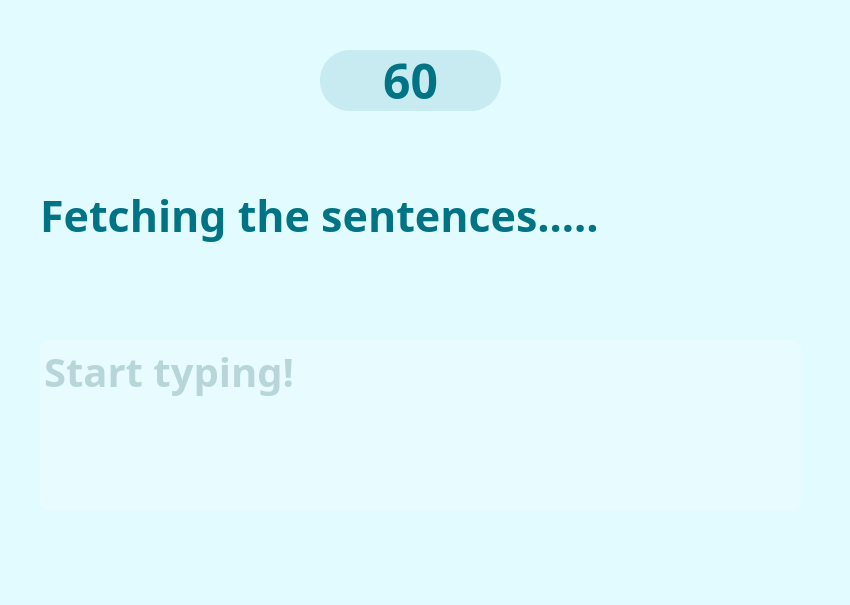
The window that ui/typinggame.ui (sreyasaju/typeRush) describes before a commit, drawn with Qt 5.
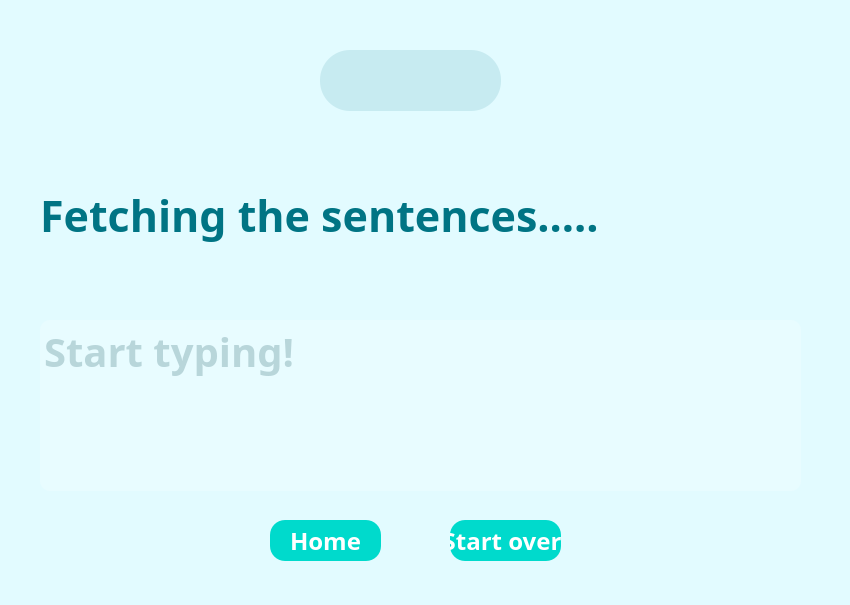
The same window after the commit.

The edit to the form file:
```diff
--- a/ui/typinggame.ui
+++ b/ui/typinggame.ui
@@ -97,7 +97,7 @@
 border-radius: 30px;</string>
      </property>
      <property name="text">
-      <string>60</string>
+      <string/>
      </property>
      <property name="alignment">
       <set>Qt::AlignmentFlag::AlignCenter</set>
@@ -110,7 +110,7 @@
      <property name="geometry">
       <rect>
        <x>50</x>
-       <y>340</y>
+       <y>320</y>
        <width>761</width>
        <height>171</height>
       </rect>
@@ -144,7 +144,7 @@
       <rect>
        <x>50</x>
        <y>120</y>
-       <width>751</width>
+       <width>761</width>
        <height>191</height>
       </rect>
      </property>
@@ -165,6 +165,70 @@
       <bool>true</bool>
      </property>
     </widget>
+    <widget class="QPushButton" name="restartbutton">
+     <property name="geometry">
+      <rect>
+       <x>460</x>
+       <y>520</y>
+       <width>111</width>
+       <height>41</height>
+      </rect>
+     </property>
+     <property name="font">
+      <font>
+       <family>Baloo Chettan 2</family>
+       <pointsize>18</pointsize>
+       <bold>true</bold>
+      </font>
+     </property>
+     <property name="styleSheet">
+      <string notr="true">background-color: #00dacc;
+color: rgb(255, 255, 255);
+border-radius: 15px;
+</string>
+     </property>
+     <property name="text">
+      <string>Start over!</string>
+     </property>
+     <property name="default">
+      <bool>false</bool>
+     </property>
+     <property name="flat">
+      <bool>false</bool>
+     </property>
+    </widget>
+    <widget class="QPushButton" name="homebutton">
+     <property name="geometry">
+      <rect>
+       <x>280</x>
+       <y>520</y>
+       <width>111</width>
+       <height>41</height>
+      </rect>
+     </property>
+     <property name="font">
+      <font>
+       <family>Baloo Chettan 2</family>
+       <pointsize>18</pointsize>
+       <bold>true</bold>
+      </font>
+     </property>
+     <property name="styleSheet">
+      <string notr="true">background-color: #00dacc;
+color: rgb(255, 255, 255);
+border-radius: 15px;
+</string>
+     </property>
+     <property name="text">
+      <string>Home</string>
+     </property>
+     <property name="default">
+      <bool>false</bool>
+     </property>
+     <property name="flat">
+      <bool>false</bool>
+     </property>
+    </widget>
    </widget>
   </widget>
  </widget>
```
